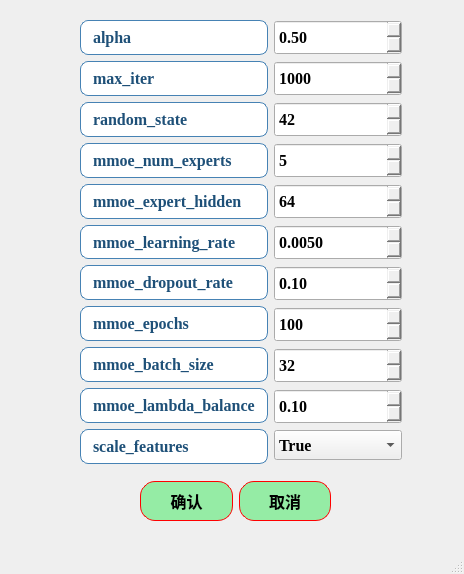
azhongege24/predict_first, file ui/algorithms9_MMOE_para.ui: the form before one commit.
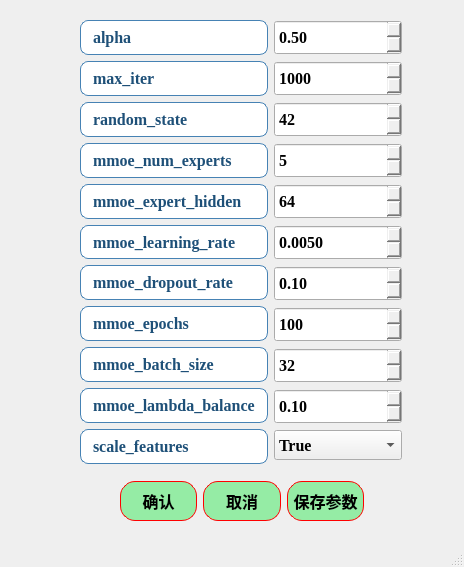
The form after the commit.

Commit message: 添加了参数记忆功能，然后更新了版本，然后增加了输出结果滚动界面

Patch:
```diff
--- a/ui/algorithms9_MMOE_para.ui
+++ b/ui/algorithms9_MMOE_para.ui
@@ -7,7 +7,7 @@
     <x>0</x>
     <y>0</y>
     <width>464</width>
-    <height>574</height>
+    <height>567</height>
    </rect>
   </property>
   <property name="font">
@@ -736,12 +736,12 @@
      </item>
     </layout>
    </widget>
-   <widget class="QWidget" name="layoutWidget">
+   <widget class="QWidget" name="">
     <property name="geometry">
      <rect>
-      <x>140</x>
+      <x>120</x>
       <y>480</y>
-      <width>191</width>
+      <width>244</width>
       <height>42</height>
      </rect>
     </property>
@@ -808,6 +808,37 @@
        </property>
       </widget>
      </item>
+     <item>
+      <widget class="QPushButton" name="pushButton_save_params">
+       <property name="minimumSize">
+        <size>
+         <width>0</width>
+         <height>40</height>
+        </size>
+       </property>
+       <property name="styleSheet">
+        <string notr="true">QPushButton{
+border:1px solid red;   /*边框的粗细，颜色*/
+border-radius:15px;    /*设置圆角半径 */
+padding:2px 4px;  /*QFrame边框与内部其它部件的距离*/
+background-color: rgb(149, 236, 165);	/*背景颜色*/
+color:rgb(0, 0, 0);		/*字体颜色*/
+	font: 18pt &quot;楷体&quot;;
+
+font:bold;
+}
+QPushButton:hover {
+    background-color: rgb(177, 244, 155);    /* 悬停时背景色 */
+}
+QPushButton:pressed {
+    background-color:rgb(99, 181, 255);     /* 点击时背景色 */
+}</string>
+       </property>
+       <property name="text">
+        <string>保存参数</string>
+       </property>
+      </widget>
+     </item>
     </layout>
    </widget>
   </widget>
```
The commit also changes 47 other files.
